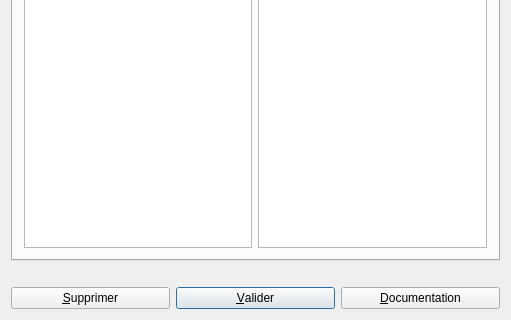
This is UiQT4/desMCFact.ui in SalomePlatform/eficas_tools as Qt 5 draws it before an edit; both pictures show x 0 to 511 and y 179 to 499 of the 511 by 499 pixel window. The edited form follows.
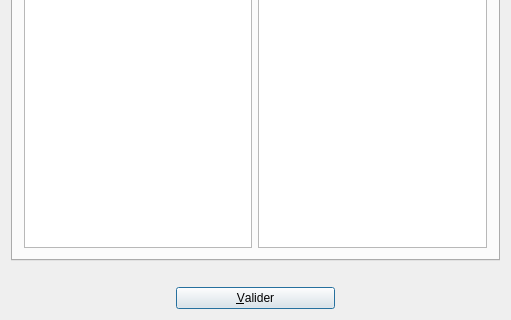
This is the edited form.

```diff
--- a/UiQT4/desMCFact.ui
+++ b/UiQT4/desMCFact.ui
@@ -72,23 +72,7 @@
           </widget>
         </widget>
       </item>
-      <item row="2" column="0" >
-        <widget class="QPushButton" name="bSup" >
-          <property name="text" >
-            <string>&amp;Supprimer</string>
-          </property>
-          <property name="shortcut" >
-            <string>Alt+S</string>
-          </property>
-          <property name="autoDefault" >
-            <bool>true</bool>
-          </property>
-          <property name="toolTip" stdset="0" >
-            <string>suppression du mot clef</string>
-          </property>
-        </widget>
-      </item>
-      <item rowspan="1" row="1" column="0" colspan="3" >
+   <item row="1" column="0" colspan="3" >
         <widget class="QLabel" name="Commentaire" >
           <property name="text" >
             <string/>
@@ -98,22 +82,6 @@
           </property>
         </widget>
       </item>
-      <item row="2" column="2" >
-        <widget class="QPushButton" name="bHelp" >
-          <property name="text" >
-            <string>&amp;Documentation</string>
-          </property>
-          <property name="shortcut" >
-            <string>Alt+D</string>
-          </property>
-          <property name="autoDefault" >
-            <bool>true</bool>
-          </property>
-          <property name="toolTip" stdset="0" >
-            <string>affichage documentation aster</string>
-          </property>
-        </widget>
-      </item>
       <item row="2" column="1" >
         <widget class="QPushButton" name="bOk" >
           <property name="text" >
```
Left out of the diff: 15 changed lines with no effect on the pictures. Lines whose indentation alone changed are shown as unchanged.
